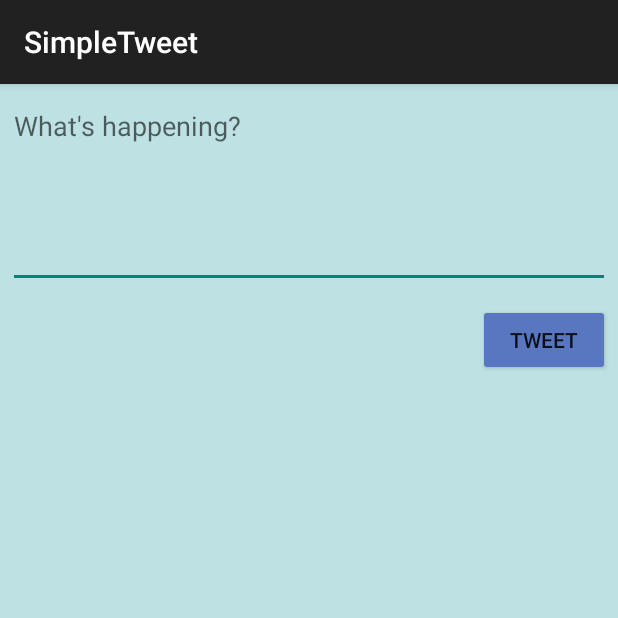
After one commit to viviantnguyen/SimpleTweet, an Android app: the ComposeActivity screen opened directly, with no data from a screen before it, on a phone screen of 412 x 824 dp, the top half of it. The commit adds this screen. Run offline under Robolectric (Android 15) with nearby library versions, the phone set to English and light mode, and no system bars; our stand-ins replace Room's generated code; libraries missing offline, so code that uses them is left out: com.codepath.asynchttpclient, com.facebook.stetho, org.parceler; 1 statement that could not run was skipped.

Commit message:
Week 4 commit - added compose feature

```diff
--- a/app/build.gradle
+++ b/app/build.gradle
@@ -51,4 +51,7 @@ dependencies {
     annotationProcessor "androidx.room:room-compiler:$room_version"
     implementation 'com.facebook.stetho:stetho:1.5.1'
     implementation 'androidx.swiperefreshlayout:swiperefreshlayout:1.0.0'
+    //Parceler
+    implementation 'org.parceler:parceler-api:1.1.12'
+    annotationProcessor 'org.parceler:parceler:1.1.12'
 }
--- a/app/src/main/AndroidManifest.xml
+++ b/app/src/main/AndroidManifest.xml
@@ -13,7 +13,8 @@
         android:icon="@drawable/ic_launcher"
         android:label="@string/app_name"
         android:theme="@style/AppTheme">
-        <activity android:name=".TimelineActivity"></activity>
+        <activity android:name=".ComposeActivity"></activity>
+        <activity android:name=".TimelineActivity" />
         <activity
             android:name=".LoginActivity"
             android:label="@string/app_name"
--- /dev/null
+++ b/app/src/main/java/com/codepath/apps/restclienttemplate/ComposeActivity.java
@@ -0,0 +1,112 @@
+package com.codepath.apps.restclienttemplate;
+
+import androidx.appcompat.app.AppCompatActivity;
+
+import android.content.Intent;
+import android.graphics.Color;
+import android.os.Bundle;
+import android.text.Editable;
+import android.text.TextWatcher;
+import android.util.Log;
+import android.view.View;
+import android.widget.Button;
+import android.widget.EditText;
+import android.widget.TextView;
+import android.widget.Toast;
+
+import com.codepath.apps.restclienttemplate.models.Tweet;
+import com.codepath.asynchttpclient.callback.JsonHttpResponseHandler;
+
+import org.json.JSONException;
+import org.parceler.Parcels;
+
+import okhttp3.Headers;
+
+public class ComposeActivity extends AppCompatActivity {
+    public static final String TAG = "ComposeActivity";
+    public static final int MAX_TWEET_LENGTH = 140;
+
+    EditText etCompose;
+    Button btnTweet;
+    TextView tvCharCount;
+
+    TwitterClient client;
+
+    @Override
+    protected void onCreate(Bundle savedInstanceState) {
+        super.onCreate(savedInstanceState);
+        setContentView(R.layout.activity_compose);
+
+        client = TwitterApp.getRestClient(this);
+
+        etCompose = findViewById(R.id.etCompose);
+        btnTweet = findViewById(R.id.btnTweet);
+        tvCharCount = findViewById(R.id.tvCharCount);
+
+        etCompose.addTextChangedListener(new TextWatcher() {
+            @Override
+            public void onTextChanged(CharSequence s, int start, int before, int count) {
+                //fires as text being changed (even supplies range of text)
+            }
+
+            @Override
+            public void beforeTextChanged(CharSequence s, int start, int count,
+                                          int after) {
+                //fires before text is changing
+            }
+
+            @Override
+            public void afterTextChanged(Editable s) {
+                // Fires right after the text has changed
+                tvCharCount.setText(String.valueOf(MAX_TWEET_LENGTH - s.length()));
+                if (MAX_TWEET_LENGTH - s.length() < 0) {
+                    tvCharCount.setTextColor(Color.RED);
+                }
+                else {
+                    tvCharCount.setTextColor(Color.DKGRAY);
+                }
+            }
+        });
+
+        // set click listener on button
+        btnTweet.setOnClickListener(new View.OnClickListener() {
+            @Override
+            public void onClick(View v) {
+                String tweetContent = etCompose.getText().toString();
+                if (tweetContent.isEmpty()) {
+                    Toast.makeText(ComposeActivity.this,"Your tweet is empty!", Toast.LENGTH_LONG).show();
+                    return;
+                }
+                if (tweetContent.length() > MAX_TWEET_LENGTH) {
+                    Toast.makeText(ComposeActivity.this,"Your tweet is too long!", Toast.LENGTH_LONG).show();
+                    return;
+                }
+                // make API call to Twitter to publish tweet
+                client.publishTweet(tweetContent, new JsonHttpResponseHandler() {
+                    @Override
+                    public void onSuccess(int statusCode, Headers headers, JSON json) {
+                        Log.i(TAG, "onSuccess to publish tweet");
+                        try {
+                            Tweet tweet = Tweet.fromJson(json.jsonObject);
+                            Log.i(TAG, "Published tweet says: " + tweet.body);
+                            Intent intent = new Intent();
+                            intent.putExtra("tweet", Parcels.wrap(tweet));
+                            //set result code & bundle data for response
+                            setResult(RESULT_OK, intent);
+                            finish(); //closes activity, pass to parent
+                        } catch (JSONException e) {
+                            e.printStackTrace();
+                        }
+                    }
+
+                    @Override
+                    public void onFailure(int statusCode, Headers headers, String response, Throwable throwable) {
+                        Log.e(TAG, "onFailure to publish tweet", throwable);
+                    }
+                });
+
+            }
+        });
+
+    }
+}
--- a/app/src/main/java/com/codepath/apps/restclienttemplate/models/Tweet.java
+++ b/app/src/main/java/com/codepath/apps/restclienttemplate/models/Tweet.java
@@ -4,14 +4,17 @@ import android.icu.text.RelativeDateTimeFormatter;
 import org.json.JSONArray;
 import org.json.JSONException;
 import org.json.JSONObject;
+import org.parceler.Parcel;
 
 import java.util.ArrayList;
 import java.util.List;
-
+@Parcel
 public class Tweet {
     public String body;
     public String timestamp;
     public User user;
+
+    public Tweet(){} //empty constructor rq'd by Parceler model
 
     public static String getFormattedTimeStamp(JSONObject jsonObject) throws JSONException {
         return TimeFormatter.getTimeDifference(jsonObject.getString("created_at"));
--- a/app/src/main/java/com/codepath/apps/restclienttemplate/models/User.java
+++ b/app/src/main/java/com/codepath/apps/restclienttemplate/models/User.java
@@ -2,12 +2,16 @@ package com.codepath.apps.restclienttemplate.models;
 
 import org.json.JSONException;
 import org.json.JSONObject;
+import org.parceler.Parcel;
 
+@Parcel
 public class User {
 
     public String name;
     public String handle;
     public String profilePictureUrl;
+
+    public User(){} //empty constructor rq'd by Parceler library
 
     public static User fromJson(JSONObject jsonObject) throws JSONException {
         User user = new User();
--- /dev/null
+++ b/app/src/main/res/layout/activity_compose.xml
@@ -0,0 +1,45 @@
+<?xml version="1.0" encoding="utf-8"?>
+<RelativeLayout
+    xmlns:android="http://schemas.android.com/apk/res/android"
+    xmlns:app="http://schemas.android.com/apk/res-auto"
+    xmlns:tools="http://schemas.android.com/tools"
+    android:background="#BEE1E4"
+    android:layout_width="match_parent"
+    android:layout_height="match_parent"
+    tools:context=".ComposeActivity">
+
+    <EditText
+        android:id="@+id/etCompose"
+        android:layout_width="match_parent"
+        android:layout_height="wrap_content"
+        android:layout_marginStart="5dp"
+        android:layout_marginTop="5dp"
+        android:layout_marginEnd="5dp"
+        android:layout_marginBottom="5dp"
+        android:ems="10"
+        android:gravity="start|top"
+        android:hint="What's happening?"
+        android:inputType="textMultiLine"
+        android:minLines="5" />
+
+    <Button
+        android:id="@+id/btnTweet"
+        android:layout_width="wrap_content"
+        android:layout_height="wrap_content"
+        android:layout_below="@+id/etCompose"
+        android:layout_alignParentEnd="true"
+        android:layout_marginTop="5dp"
+        android:layout_marginEnd="5dp"
+        android:backgroundTint="#5977C1"
+        android:text="@string/tweet" />
+
+    <TextView
+        android:id="@+id/tvCharCount"
+        android:layout_width="wrap_content"
+        android:layout_height="wrap_content"
+        android:layout_below="@+id/etCompose"
+        android:layout_alignParentStart="true"
+        android:layout_marginStart="8dp"
+        android:layout_marginTop="5dp"
+        tools:text="140" />
+</RelativeLayout>
--- a/app/src/main/res/values/strings.xml
+++ b/app/src/main/res/values/strings.xml
@@ -5,5 +5,6 @@
     <string name="login_label">Log in</string>
     <string name="intent_scheme">oauth</string>
     <string name="intent_host">cprest</string>
+    <string name="tweet">Tweet</string>
 
 </resources>
```
Also changed, not shown: app/src/main/java/com/codepath/apps/restclienttemplate/TimelineActivity.java (+43 -1 lines), app/src/main/java/com/codepath/apps/restclienttemplate/TwitterClient.java (+8 -0 lines), app/src/main/res/menu/menu_main.xml (added, +10 -0 lines), 1 other file.
